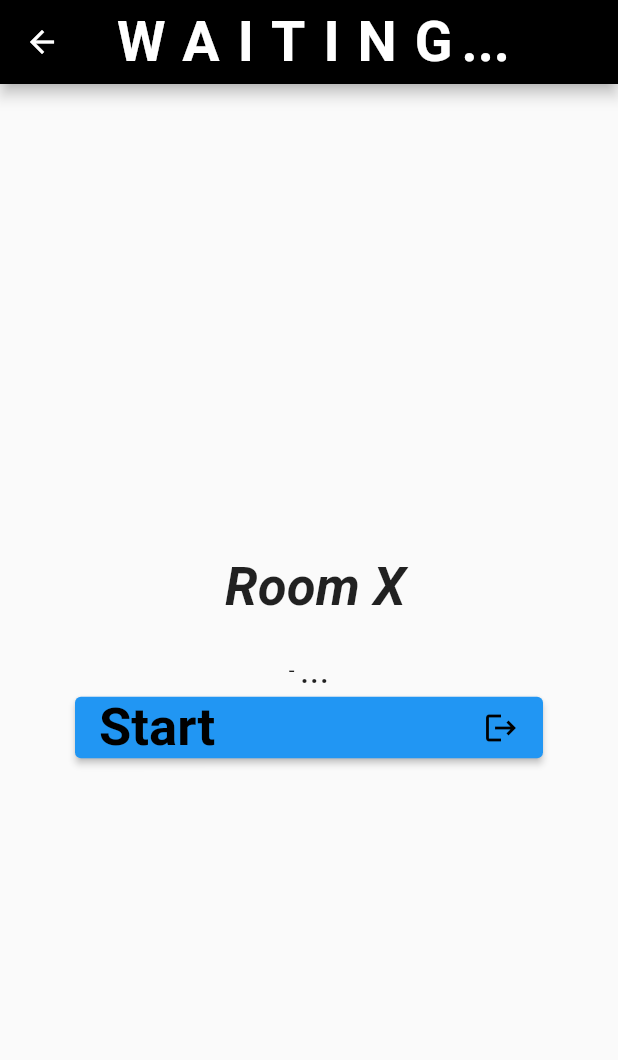
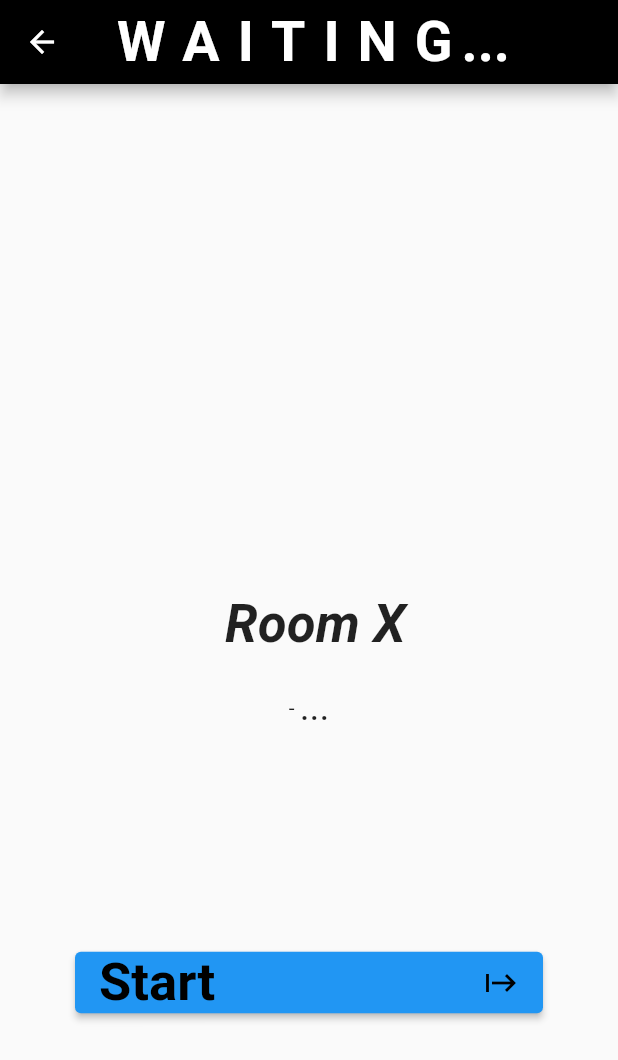
Before and after one commit to bielrabasa/Sudoka, a Flutter app: the WaitingScreen screen opened by its route, on a phone screen of 412 x 824 dp. Shown: the top 1060 px of the screen. Run offline on Flutter 3.47's test engine with Material 2 defaults, Android fonts, the phone set to English and light mode, and no system bars; drawn by our look-alikes of animated_text_kit; our stand-ins replace cloud_firestore, firebase_auth, firebase_core; missing offline and left inert: flutterfire_ui, sudoku_solver_generator; accounts and stored records are empty; statements that could not run were skipped.

Commit message:
petits fix

```diff
--- a/lib/Screens/waiting_screen.dart
+++ b/lib/Screens/waiting_screen.dart
@@ -55,7 +55,10 @@ class WaitingScreen extends StatelessWidget {
             final querySnap = snapshot.data!;
             final docs = querySnap.docs;
             return Column(
-              mainAxisAlignment: MainAxisAlignment.center,
+              mainAxisAlignment: MainAxisAlignment.spaceEvenly,
+              children: [
+                const SizedBox(height: 50),
+                Column(
                   children: [
                     Padding(
                       padding: const EdgeInsets.symmetric(horizontal: 150.0),
@@ -99,10 +102,12 @@ class WaitingScreen extends StatelessWidget {
                         ),
                       ],
                     ),
+                  ],
+                ),
                 MenuButton(
                   onClick: (() {}),
                   text: "Start",
-                  icon: Icons.logout,
+                  icon: Icons.start,
                 ),
               ],
             );
```
Lines whose indentation alone changed are shown as unchanged.
